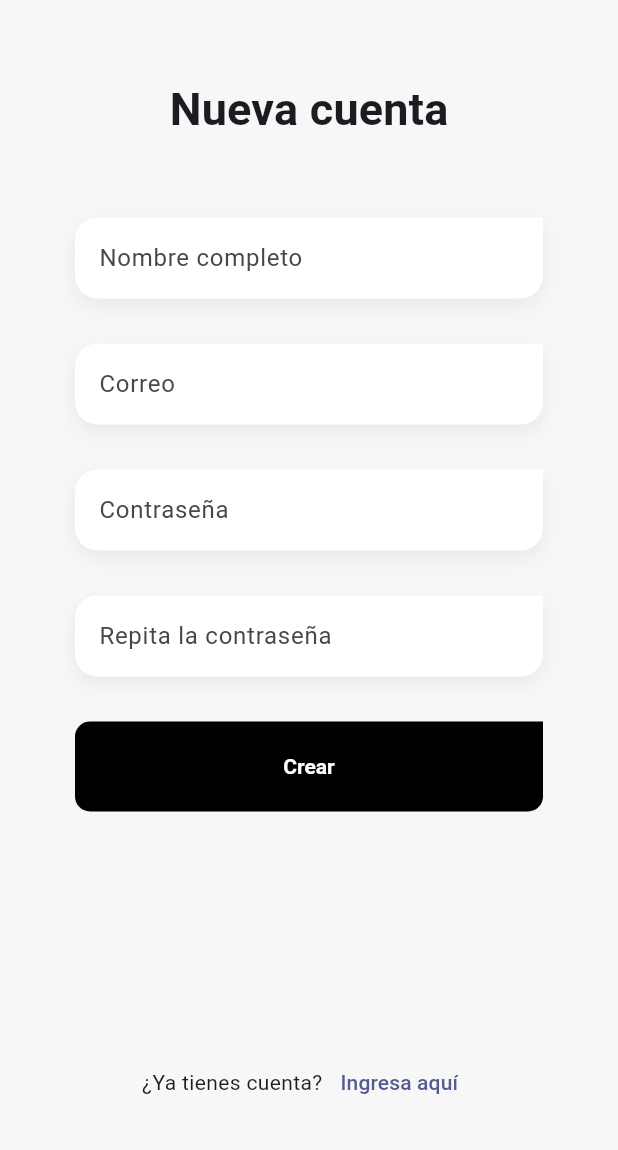
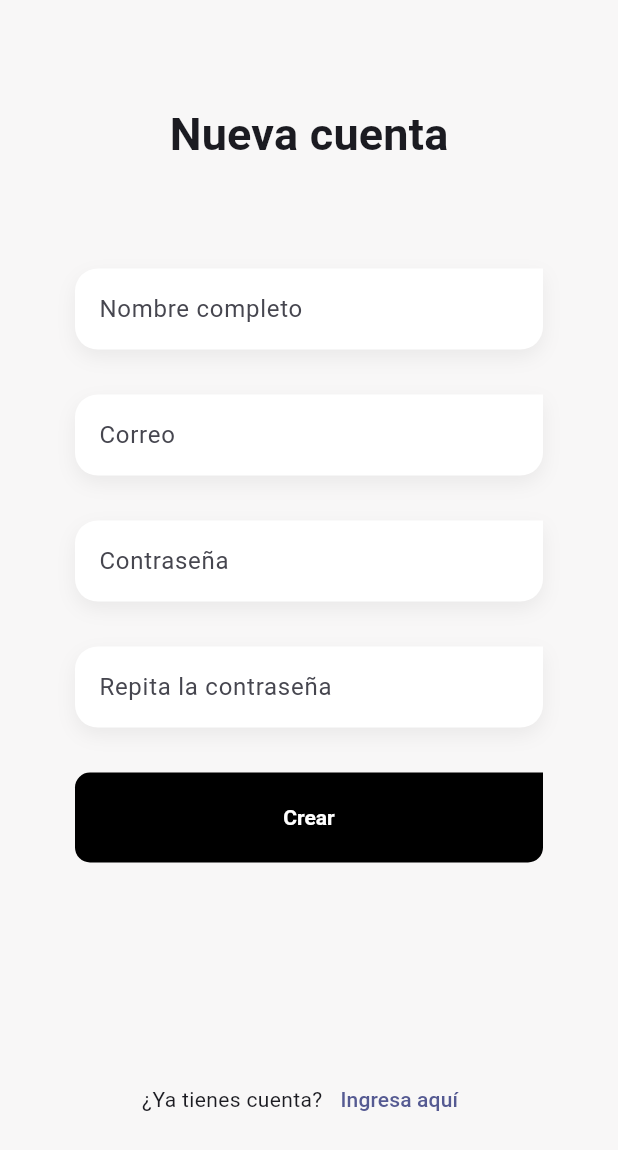
Before and after one commit to xiillii/FlutterMobileUdemy, a Flutter app: the _RegisterForm widget shown alone on an empty page, opened directly, on a phone screen of 412 x 824 dp. Shown: the top 1150 px of the screen. Run offline on Flutter 3.47's test engine with Material 2 defaults, Android fonts, the phone set to English and light mode, and no system bars; our stand-ins replace animate_do, card_swiper, dio, equatable, firebase_core, firebase_messaging and 9 more; accounts and stored records are empty; generated files the repository leaves out were written again; statements that could not run were skipped; project files that could hold a hidden picture were left out.

Commit message:
TesloApp. Fix error space in Register Form Screen

```diff
--- a/Sec026/teslo_app/lib/features/auth/presentation/screens/register_screen.dart
+++ b/Sec026/teslo_app/lib/features/auth/presentation/screens/register_screen.dart
@@ -74,9 +74,9 @@ class _RegisterForm extends ConsumerWidget {
       padding: const EdgeInsets.symmetric(horizontal: 50),
       child: Column(
         children: [
-          const SizedBox(height: 50),
+          const Spacer(),
           Text('Nueva cuenta', style: textStyles.titleMedium),
-          const SizedBox(height: 50),
+          const Spacer(),
           CustomTextFormField(
             label: 'Nombre completo',
             keyboardType: TextInputType.text,
```
